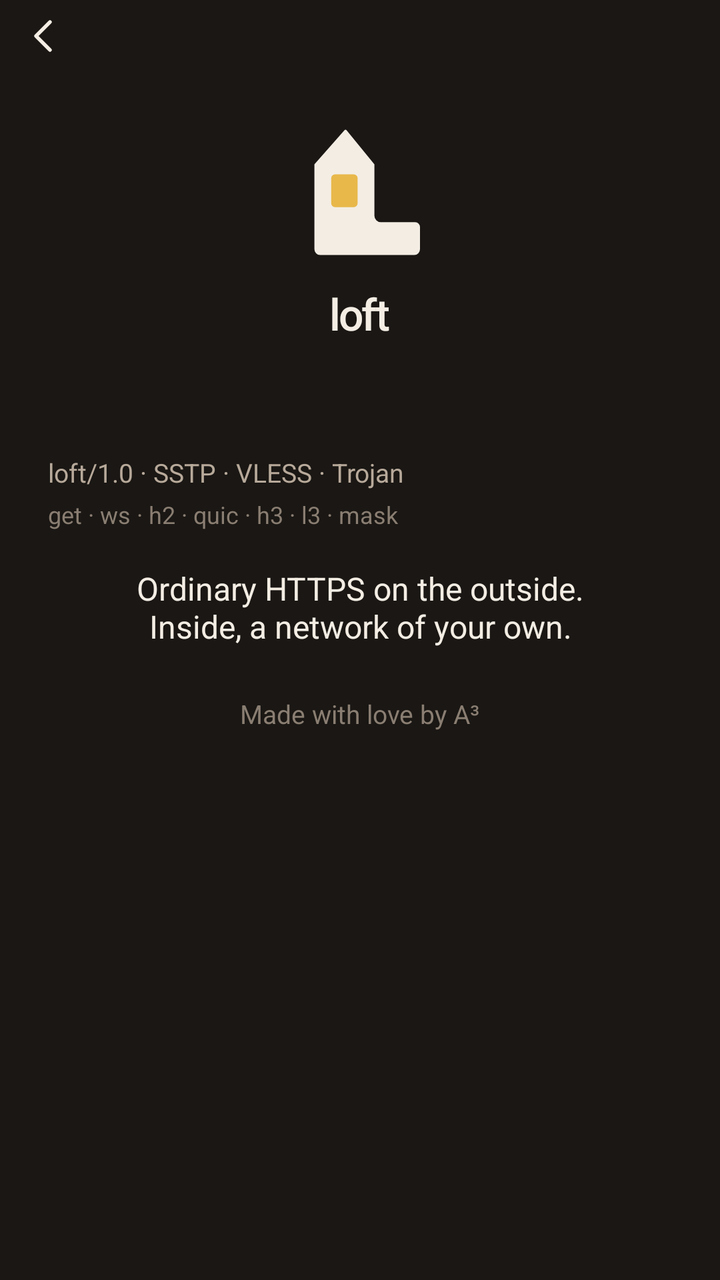
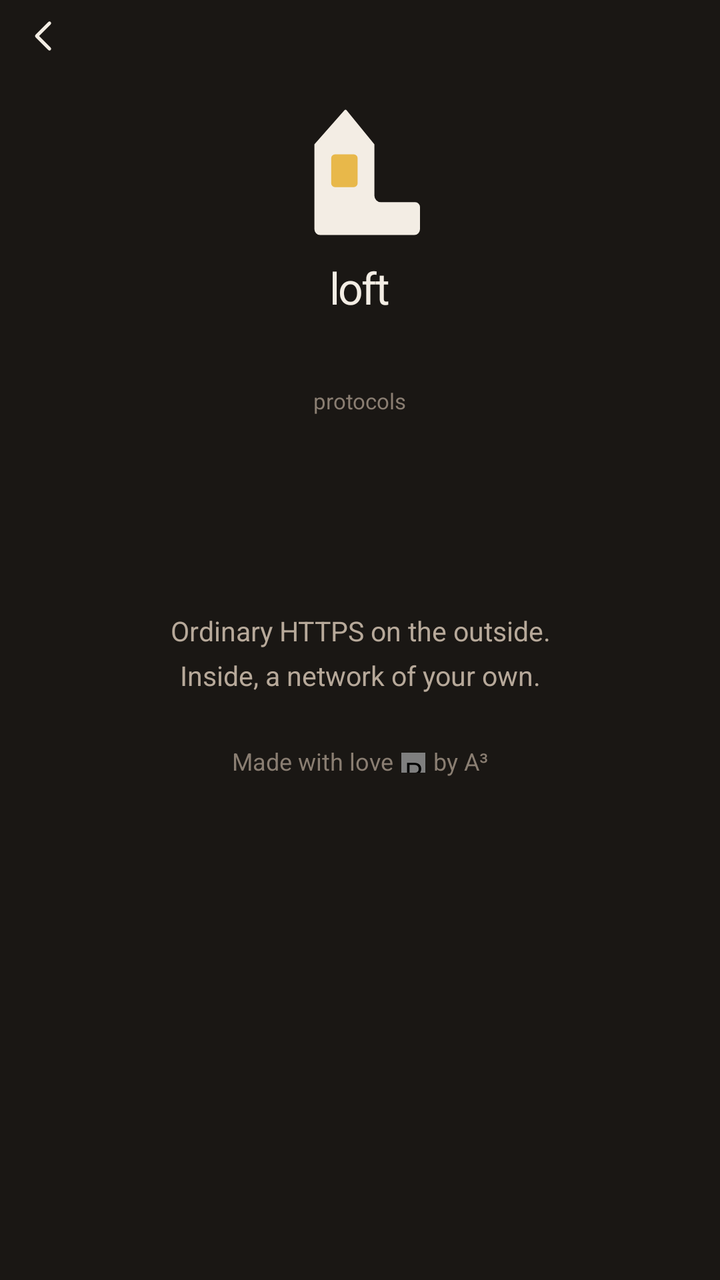

Compare the two renders of this Android layout. The source of the first and the diff that turns it into the second are given below.
<!-- AndroidManifest.xml: application theme Theme.Loft -->
<!-- res/layout/activity_about.xml -->
<?xml version="1.0" encoding="utf-8"?>
<LinearLayout xmlns:android="http://schemas.android.com/apk/res/android"
    android:layout_width="match_parent"
    android:layout_height="match_parent"
    android:background="@color/ink"
    android:orientation="vertical">

    <ImageButton
        android:id="@+id/btn_back"
        android:layout_width="36dp"
        android:layout_height="36dp"
        android:layout_marginLeft="4dp"
        android:background="?attr/selectableItemBackgroundBorderless"
        android:contentDescription="@string/back"
        android:src="@drawable/ic_back" />

    <ScrollView
        android:layout_width="match_parent"
        android:layout_height="match_parent">

        <LinearLayout
            android:layout_width="match_parent"
            android:layout_height="wrap_content"
            android:gravity="center_horizontal"
            android:orientation="vertical"
            android:padding="24dp">

            <ImageView
                android:layout_width="72dp"
                android:layout_height="72dp"
                android:contentDescription="@string/app_name"
                android:src="@drawable/ic_lamp_on" />

            <TextView
                android:layout_width="wrap_content"
                android:layout_height="wrap_content"
                android:layout_marginTop="10dp"
                android:fontFamily="sans-serif-medium"
                android:letterSpacing="-0.04"
                android:text="@string/app_name"
                android:textColor="@color/snow"
                android:textSize="22sp" />

            <TextView
                android:id="@+id/ver"
                android:layout_width="wrap_content"
                android:layout_height="wrap_content"
                android:layout_marginTop="4dp"
                android:textColor="@color/mute"
                android:textSize="13sp" />

            <TextView
                android:id="@+id/rss"
                android:layout_width="wrap_content"
                android:layout_height="wrap_content"
                android:textColor="@color/mute"
                android:textSize="12sp" />

            <TextView
                android:layout_width="match_parent"
                android:layout_height="wrap_content"
                android:layout_marginTop="18dp"
                android:text="@string/about_proto"
                android:textColor="@color/stone"
                android:textSize="13sp" />

            <TextView
                android:layout_width="match_parent"
                android:layout_height="wrap_content"
                android:layout_marginTop="4dp"
                android:text="@string/about_fronts"
                android:textColor="@color/mute"
                android:textSize="12sp" />

            <TextView
                android:layout_width="match_parent"
                android:layout_height="wrap_content"
                android:layout_marginTop="18dp"
                android:gravity="center"
                android:text="@string/about_blurb"
                android:textColor="@color/snow"
                android:textSize="16sp" />

            <TextView
                android:layout_width="wrap_content"
                android:layout_height="wrap_content"
                android:layout_marginTop="24dp"
                android:text="@string/about_made"
                android:textColor="@color/mute"
                android:textSize="13sp" />
        </LinearLayout>
    </ScrollView>
</LinearLayout>
<!-- resources referenced by this layout -->
<resources>
  <string name="about_fronts">get · ws · h2 · quic · h3 · l3 · mask</string>
  <string name="about_made">Made with love by A³</string>
  <string name="about_proto">loft/1.0 · SSTP · VLESS · Trojan</string>
  <style name="Widget.Loft.Nav" parent="Widget.MaterialComponents.BottomNavigationView">
          <item name="android:background">@color/ink</item>
          <item name="elevation">0dp</item>
          <item name="itemIconTint">@color/nav_icon</item>
          <item name="itemTextColor">@color/nav_text</item>
          <item name="itemRippleColor">@color/lamp</item>
          <item name="itemActiveIndicatorStyle">@style/Widget.Loft.NavIndicator</item>
          <item name="labelVisibilityMode">labeled</item>
      </style>
  <style name="Widget.Loft.NavIndicator" parent="">
          <item name="android:color">@color/lamp22</item>
          <item name="android:width">64dp</item>
          <item name="android:height">32dp</item>
          <item name="shapeAppearance">@style/Shape.Loft.NavPill</item>
      </style>
  <!-- unchanged entries left out for length: 19 -->
</resources>

<!-- the commit's change to res/layout/activity_about.xml (unified diff, before → after) -->
@@ -7,87 +7,154 @@
 
     <ImageButton
         android:id="@+id/btn_back"
+        style="@style/Widget.Loft.IconBtn"
         android:layout_width="36dp"
         android:layout_height="36dp"
         android:layout_marginLeft="4dp"
-        android:background="?attr/selectableItemBackgroundBorderless"
+        android:layout_marginBottom="6dp"
         android:contentDescription="@string/back"
         android:src="@drawable/ic_back" />
 
     <ScrollView
         android:layout_width="match_parent"
-        android:layout_height="match_parent">
+        android:layout_height="match_parent"
+        android:fillViewport="true">
 
         <LinearLayout
             android:layout_width="match_parent"
             android:layout_height="wrap_content"
             android:gravity="center_horizontal"
             android:orientation="vertical"
-            android:padding="24dp">
+            android:paddingLeft="16dp"
+            android:paddingRight="16dp"
+            android:paddingBottom="28dp">
 
             <ImageView
                 android:layout_width="72dp"
                 android:layout_height="72dp"
+                android:layout_marginTop="8dp"
+                android:layout_marginBottom="10dp"
                 android:contentDescription="@string/app_name"
                 android:src="@drawable/ic_lamp_on" />
 
             <TextView
                 android:layout_width="wrap_content"
                 android:layout_height="wrap_content"
-                android:layout_marginTop="10dp"
-                android:fontFamily="sans-serif-medium"
-                android:letterSpacing="-0.04"
+                android:includeFontPadding="false"
                 android:text="@string/app_name"
-                android:textColor="@color/snow"
-                android:textSize="22sp" />
+                android:textAppearance="@style/TextAppearance.Loft.Hero"
+                android:textColor="@color/snow" />
 
             <TextView
                 android:id="@+id/ver"
                 android:layout_width="wrap_content"
                 android:layout_height="wrap_content"
                 android:layout_marginTop="4dp"
-                android:textColor="@color/mute"
-                android:textSize="13sp" />
+                android:includeFontPadding="false"
+                android:textAppearance="@style/TextAppearance.Loft.IprowK"
+                android:textColor="@color/mute" />
 
             <TextView
-                android:id="@+id/rss"
                 android:layout_width="wrap_content"
                 android:layout_height="wrap_content"
-                android:textColor="@color/mute"
-                android:textSize="12sp" />
+                android:layout_marginTop="18dp"
+                android:layout_marginBottom="8dp"
+                android:includeFontPadding="false"
+                android:text="@string/about_protos"
+                android:textAppearance="@style/TextAppearance.Loft.Kick"
+                android:textColor="@color/mute" />
+
+            <LinearLayout
+                android:layout_width="280dp"
+                android:layout_height="wrap_content"
+                android:orientation="vertical">
+
+                <include layout="@layout/row_proto"
+                    android:id="@+id/proto_loft" />
+
+                <include layout="@layout/row_proto"
+                    android:id="@+id/proto_sstp" />
+
+                <include layout="@layout/row_proto"
+                    android:id="@+id/proto_trojan" />
+
+                <include layout="@layout/row_proto"
+                    android:id="@+id/proto_vless" />
+            </LinearLayout>
 
             <TextView
                 android:layout_width="match_parent"
                 android:layout_height="wrap_content"
-                android:layout_marginTop="18dp"
-                android:text="@string/about_proto"
-                android:textColor="@color/stone"
-                android:textSize="13sp" />
+                android:layout_marginLeft="16dp"
+                android:layout_marginTop="22dp"
+                android:layout_marginRight="16dp"
+                android:gravity="center"
+                android:includeFontPadding="false"
+                android:lineSpacingMultiplier="1.4"
+                android:text="@string/about_blurb"
+                android:textAppearance="@style/TextAppearance.Loft.Blurb"
+                android:textColor="@color/stone" />
 
-            <TextView
-                android:layout_width="match_parent"
-                android:layout_height="wrap_content"
-                android:layout_marginTop="4dp"
-                android:text="@string/about_fronts"
-                android:textColor="@color/mute"
-                android:textSize="12sp" />
-
-            <TextView
-                android:layout_width="match_parent"
-                android:layout_height="wrap_content"
-                android:layout_marginTop="18dp"
-                android:gravity="center"
-                android:text="@string/about_blurb"
-                android:textColor="@color/snow"
-                android:textSize="16sp" />
-
-            <TextView
+            <LinearLayout
                 android:layout_width="wrap_content"
                 android:layout_height="wrap_content"
-                android:layout_marginTop="24dp"
-                android:text="@string/about_made"
-                android:textColor="@color/mute"
-                android:textSize="13sp" />
+                android:layout_marginTop="28dp"
+                android:gravity="center_vertical"
+                android:layoutDirection="ltr"
+                android:orientation="horizontal">
+
+                <TextView
+                    android:layout_width="wrap_content"
+                    android:layout_height="wrap_content"
+                    android:includeFontPadding="false"
+                    android:text="@string/about_made_pre"
+                    android:textAppearance="@style/TextAppearance.Loft.Made"
+                    android:textColor="@color/mute" />
+
+                <app.loft.android.HeartView
+                    android:layout_width="12dp"
+                    android:layout_height="10dp"
+                    android:layout_marginLeft="4dp"
+                    android:layout_marginRight="4dp"
+                    android:contentDescription="@null" />
+
+                <TextView
+                    android:layout_width="wrap_content"
+                    android:layout_height="wrap_content"
+                    android:includeFontPadding="false"
+                    android:text="@string/about_made_post"
+                    android:textAppearance="@style/TextAppearance.Loft.Made"
+                    android:textColor="@color/mute" />
+            </LinearLayout>
         </LinearLayout>
     </ScrollView>
 </LinearLayout>
+<!-- res/layout/row_proto.xml (included above) -->
+<?xml version="1.0" encoding="utf-8"?>
+<LinearLayout xmlns:android="http://schemas.android.com/apk/res/android"
+    android:layout_width="match_parent"
+    android:layout_height="wrap_content"
+    android:layout_marginTop="3dp"
+    android:gravity="top"
+    android:orientation="horizontal">
+
+    <TextView
+        android:id="@+id/k"
+        android:layout_width="64dp"
+        android:layout_height="wrap_content"
+        android:gravity="end"
+        android:includeFontPadding="false"
+        android:textAppearance="@style/TextAppearance.Loft.ProtoK"
+        android:textColor="@color/mute" />
+
+    <TextView
+        android:id="@+id/v"
+        android:layout_width="0dp"
+        android:layout_height="wrap_content"
+        android:layout_marginLeft="8dp"
+        android:layout_weight="1"
+        android:includeFontPadding="false"
+        android:lineSpacingMultiplier="1.35"
+        android:textAppearance="@style/TextAppearance.Loft.ProtoV"
+        android:textColor="@color/snow" />
+</LinearLayout>
<!-- resource entries referenced after the edit -->
@@ -1,21 +1,131 @@
 <!-- resources referenced by this layout -->
 <resources>
-  <string name="about_fronts">get · ws · h2 · quic · h3 · l3 · mask</string>
-  <string name="about_made">Made with love by A³</string>
-  <string name="about_proto">loft/1.0 · SSTP · VLESS · Trojan</string>
+  <string name="about_made_post">by A³</string>
+  <string name="about_made_pre">Made with love</string>
+  <string name="about_protos">protocols</string>
+  <style name="TextAppearance.Loft.Blurb" parent="">
+          <item name="android:textSize">13.5sp</item>
+          <item name="android:fontFamily">sans-serif</item>
+          <item name="android:textColor">@color/stone</item>
+          <item name="android:includeFontPadding">false</item>
+      </style>
+  <style name="TextAppearance.Loft.Hero" parent="">
+          <item name="android:textSize">22sp</item>
+          <item name="android:fontFamily">sans-serif-medium</item>
+          <item name="android:letterSpacing">-0.04</item>
+          <item name="android:textColor">@color/snow</item>
+          <item name="android:includeFontPadding">false</item>
+      </style>
+  <style name="TextAppearance.Loft.IprowK" parent="">
+          <item name="android:textSize">12.5sp</item>
+          <item name="android:fontFamily">sans-serif</item>
+          <item name="android:textColor">@color/mute</item>
+          <item name="android:includeFontPadding">false</item>
+      </style>
+  <style name="TextAppearance.Loft.Kick" parent="">
+          <item name="android:textSize">11sp</item>
+          <item name="android:fontFamily">sans-serif</item>
+          <item name="android:textColor">@color/mute</item>
+          <item name="android:includeFontPadding">false</item>
+      </style>
+  <style name="TextAppearance.Loft.Made" parent="">
+          <item name="android:textSize">12sp</item>
+          <item name="android:fontFamily">sans-serif</item>
+          <item name="android:textColor">@color/mute</item>
+          <item name="android:includeFontPadding">false</item>
+      </style>
+  <style name="TextAppearance.Loft.ProtoK" parent="">
+          <item name="android:textSize">12.5sp</item>
+          <item name="android:fontFamily">sans-serif</item>
+          <item name="android:textColor">@color/mute</item>
+          <item name="android:includeFontPadding">false</item>
+      </style>
+  <style name="TextAppearance.Loft.ProtoV" parent="">
+          <item name="android:textSize">10sp</item>
+          <item name="android:fontFamily">monospace</item>
+          <item name="android:textColor">@color/snow</item>
+          <item name="android:includeFontPadding">false</item>
+      </style>
+  <style name="Widget.Loft.IconBtn" parent="">
+          <item name="android:background">@drawable/bg_icon_btn</item>
+          <item name="android:padding">7dp</item>
+          <item name="android:scaleType">fitCenter</item>
+          <item name="android:tint">@color/icon_btn</item>
+          <item name="android:stateListAnimator">@null</item>
+      </style>
+  <!-- drawable bg_icon_btn (drawable) -->
+  <?xml version="1.0" encoding="utf-8"?>
+  <ripple xmlns:android="http://schemas.android.com/apk/res/android"
+      android:color="@color/lamp22">
+      <item android:id="@android:id/mask">
+          <inset
+              android:insetTop="3dp"
+              android:insetBottom="3dp">
+              <shape android:shape="rectangle">
+                  <solid android:color="#FFFFFFFF" />
+                  <corners android:radius="16dp" />
+              </shape>
+          </inset>
+      </item>
+      <item>
+          <selector>
+              <item android:state_pressed="true">
+                  <inset
+                      android:insetTop="3dp"
+                      android:insetBottom="3dp">
+                      <shape android:shape="rectangle">
+                          <solid android:color="@color/lamp22" />
+                          <corners android:radius="16dp" />
+                      </shape>
+                  </inset>
+              </item>
+              <item android:state_focused="true">
+                  <inset
+                      android:insetTop="3dp"
+                      android:insetBottom="3dp">
+                      <shape android:shape="rectangle">
+                          <solid android:color="@color/lamp22" />
+                          <corners android:radius="16dp" />
+                      </shape>
+                  </inset>
+              </item>
+              <item>
+                  <shape android:shape="rectangle">
+                      <solid android:color="@android:color/transparent" />
+                  </shape>
+              </item>
+          </selector>
+      </item>
+  </ripple>
   <style name="Widget.Loft.Nav" parent="Widget.MaterialComponents.BottomNavigationView">
-          <item name="android:background">@color/ink</item>
+          <item name="android:background">@color/ink0</item>
+          <item name="android:minHeight">72dp</item>
           <item name="elevation">0dp</item>
+          <item name="itemBackground">@android:color/transparent</item>
+          <item name="itemHorizontalTranslationEnabled">false</item>
+          <item name="itemIconSize">22dp</item>
           <item name="itemIconTint">@color/nav_icon</item>
           <item name="itemTextColor">@color/nav_text</item>
+          <item name="itemTextAppearanceInactive">@style/TextAppearance.Loft.Nav</item>
+          <item name="itemTextAppearanceActive">@style/TextAppearance.Loft.Nav</item>
           <item name="itemRippleColor">@color/lamp</item>
           <item name="itemActiveIndicatorStyle">@style/Widget.Loft.NavIndicator</item>
+          <item name="itemPaddingTop">6dp</item>
+          <item name="itemPaddingBottom">12dp</item>
+          <item name="activeIndicatorLabelPadding">4dp</item>
           <item name="labelVisibilityMode">labeled</item>
+      </style>
+  <color name="ink0">#181512</color>
+  <style name="TextAppearance.Loft.Nav" parent="">
+          <item name="android:textSize">12sp</item>
+          <item name="android:fontFamily">sans-serif-medium</item>
+          <item name="android:textAllCaps">false</item>
+          <item name="android:letterSpacing">0.01</item>
       </style>
   <style name="Widget.Loft.NavIndicator" parent="">
           <item name="android:color">@color/lamp22</item>
-          <item name="android:width">64dp</item>
-          <item name="android:height">32dp</item>
+          <item name="android:width">62dp</item>
+          <item name="android:height">30dp</item>
           <item name="shapeAppearance">@style/Shape.Loft.NavPill</item>
       </style>
   <!-- unchanged entries left out for length: 19 -->
